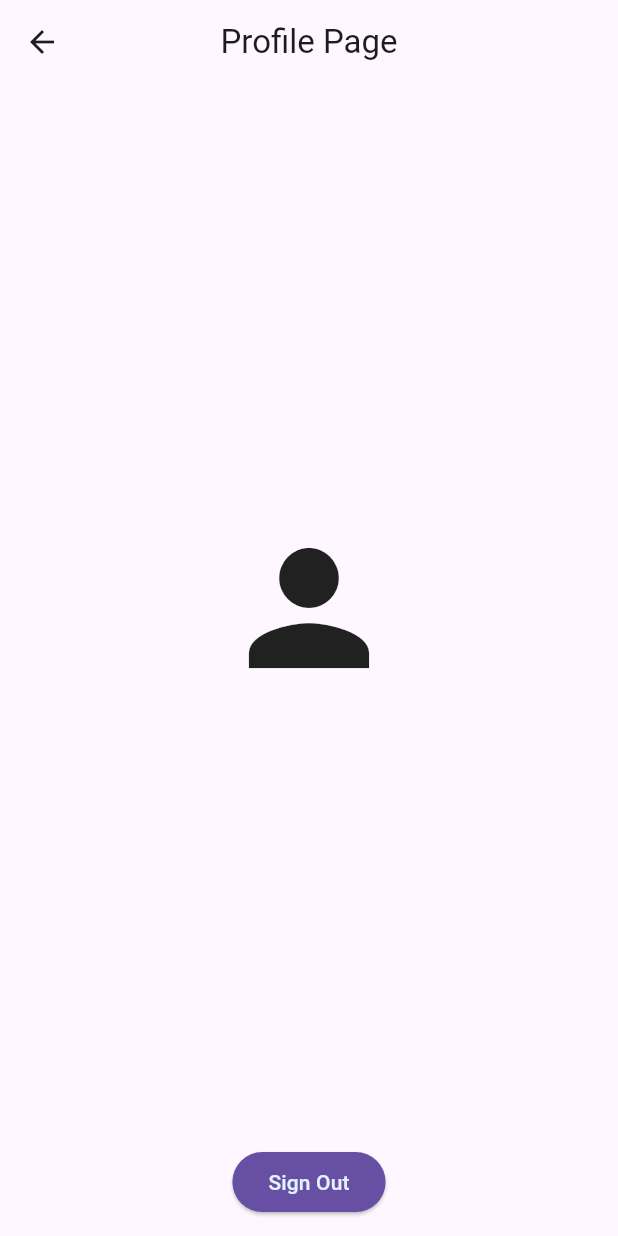
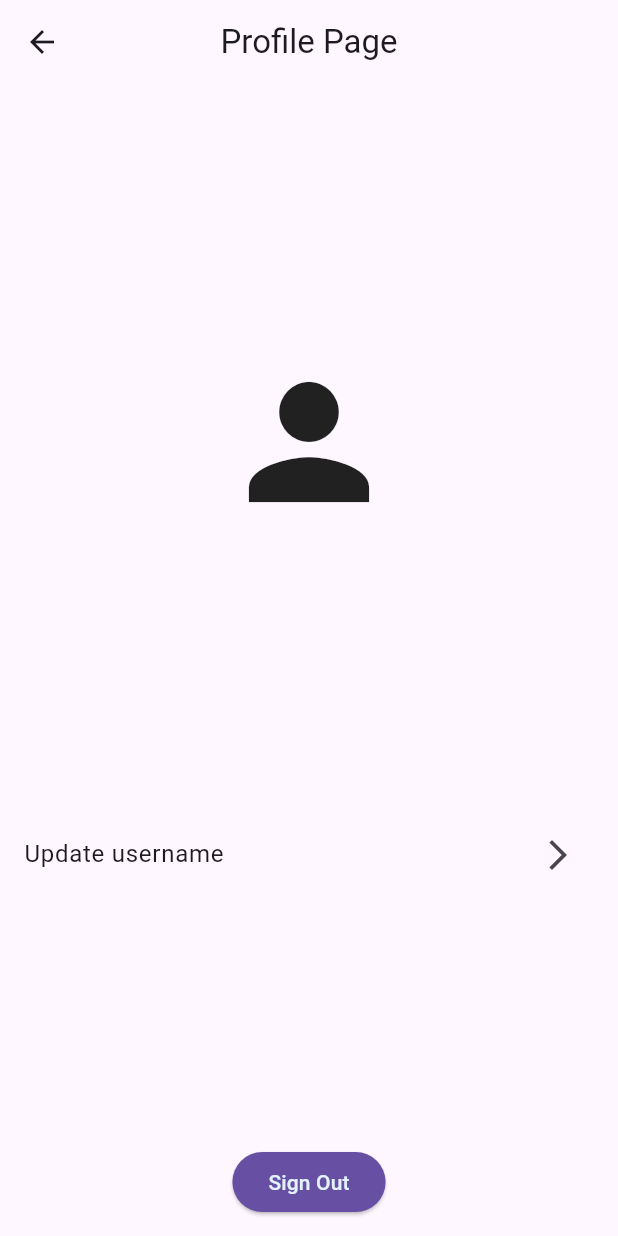
Before and after one commit to abdymazhittoretay/social_media_app, a Flutter app: the ProfilePage screen opened directly, on a phone screen of 412 x 824 dp. Run offline on Flutter 3.47's test engine with Material 3 defaults, Android fonts, the phone set to English and light mode, and no system bars; our stand-ins replace firebase_auth, firebase_core; accounts and stored records are empty; generated files the repository leaves out were written again.

Commit message:
added listtile with updateUsername

```diff
--- a/lib/pages/profile_page.dart
+++ b/lib/pages/profile_page.dart
@@ -31,6 +31,15 @@ class _ProfilePageState extends State<ProfilePage> {
                       "-Place for your email-",
                 ),
                 Spacer(),
+                ListTile(
+                  contentPadding: EdgeInsets.zero,
+                  title: Text("Update username"),
+                  trailing: IconButton(
+                    onPressed: () {},
+                    icon: Icon(Icons.arrow_forward_ios),
+                  ),
+                ),
+                Spacer(),
                 ElevatedButton(
                   style: ElevatedButton.styleFrom(
                     backgroundColor: Theme.of(context).primaryColor,
```
